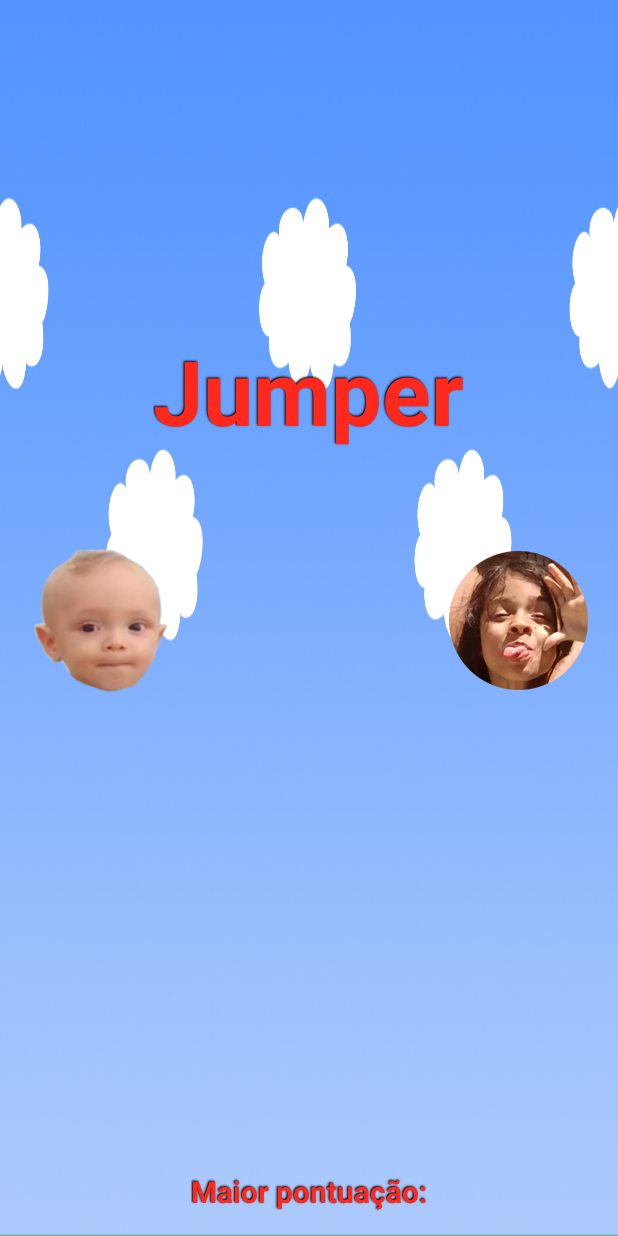
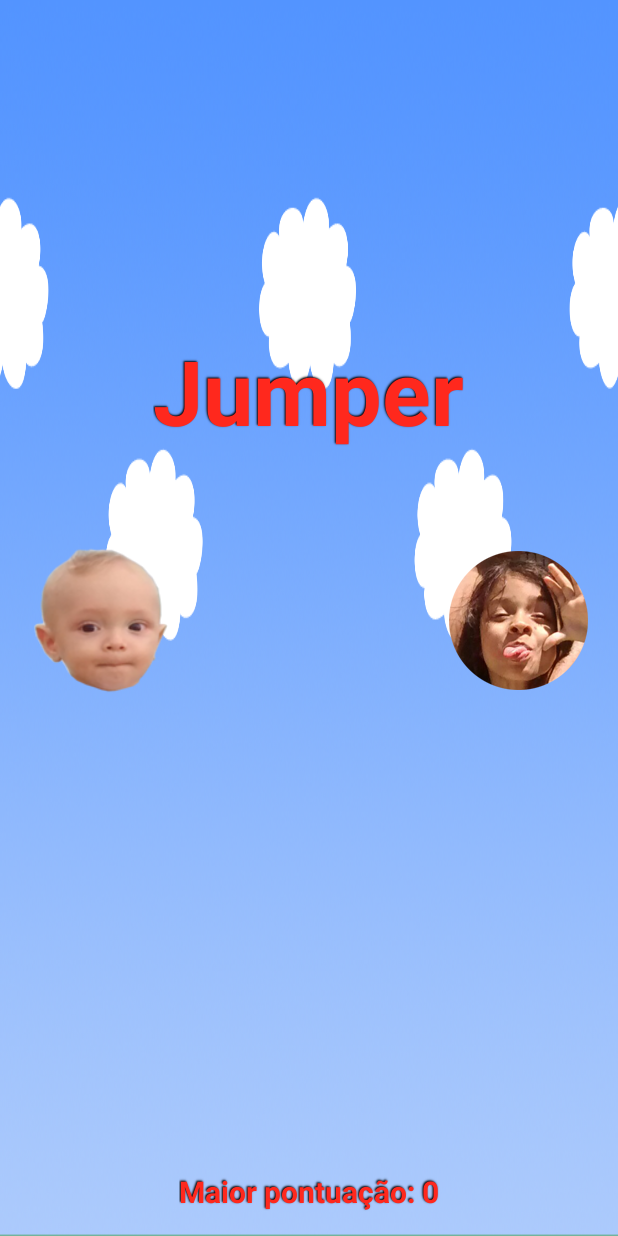
Before and after one commit to danielbaccin/jumper, an Android app: the screen it shows after launch (InitActivity), on a phone screen of 412 x 824 dp. Run offline under Robolectric (Android 15) with nearby library versions, the phone set to English and light mode, and no system bars.

Commit message:
ajuste pontuação

```diff
--- a/app/src/main/java/br/com/kenuiapps/jumper/dao/JumperDao.java
+++ b/app/src/main/java/br/com/kenuiapps/jumper/dao/JumperDao.java
@@ -92,8 +92,9 @@ public class JumperDao {
 
     public Pontuacao buscarMaiorPontuacao(){
         openConnection();
-        //Cursor cursor = db.raquery(Constantes.TABELA_PONTUACAO, new String[]{"nome", "data" ,"MAX(pontos)"} , null, null, null, null, null);
-        Cursor cursor  = db.query(Constantes.TABELA_PONTUACAO, new String [] {"MAX(pontos)"}, null, null, null, null, null);
+//        Cursor cursor = db.rawQuery("","");
+        //Cursor cursor  = db.query(Constantes.TABELA_PONTUACAO, new String [] {"MAX(pontos)"}, null, null, null, null, null);
+        Cursor cursor = db.rawQuery("SELECT nome, data, MAX(pontos) as pontos FROM pontuacao", null);
         if(cursor.moveToNext()){
             Pontuacao pontuacao = criarPontuacao(cursor);
             cursor.close();
@@ -107,7 +108,7 @@ public class JumperDao {
         Pontuacao pontuacao = new Pontuacao(
                 cursor.getString(cursor.getColumnIndex(Constantes.PONTUACAO_NOME)),
                 new Date(cursor.getLong(cursor.getColumnIndex(Constantes.PONTUACAO_DATA))),
-                cursor.getDouble(cursor.getColumnIndex(Constantes.PONTUACAO_PONTOS))
+                cursor.getInt(cursor.getColumnIndex(Constantes.PONTUACAO_PONTOS))
         );
         return pontuacao;
     }
--- a/app/src/main/java/br/com/kenuiapps/jumper/elements/Pontuacao.java
+++ b/app/src/main/java/br/com/kenuiapps/jumper/elements/Pontuacao.java
@@ -22,9 +22,10 @@ public class Pontuacao {
     public Pontuacao() {    }
 
 
-    public Pontuacao(String nome, Date data, double pontos) {
+    public Pontuacao(String nome, Date data, int pontos) {
         this.nome = nome;
         this.data = data;
+        this.pontos = pontos;
     }
 
     public void desenhaNo(Canvas canvas) {
--- a/app/src/main/java/br/com/kenuiapps/jumper/ui/activity/InitActivity.java
+++ b/app/src/main/java/br/com/kenuiapps/jumper/ui/activity/InitActivity.java
@@ -7,6 +7,7 @@ import android.os.Bundle;
 import android.view.View;
 import android.widget.FrameLayout;
 import android.widget.ImageView;
+import android.widget.TextView;
 
 import br.com.kenuiapps.jumper.R;
 import br.com.kenuiapps.jumper.dao.JumperDao;
@@ -18,6 +19,7 @@ public class InitActivity extends Activity {
     private ImageView imagemJoao;
     private ImageView imagemMariana;
     private JumperDao dao;
+    private TextView topScores;
 
     @Override
     protected void onCreate(Bundle savedInstanceState) {
@@ -38,9 +40,23 @@ public class InitActivity extends Activity {
                 iniciaGame(Constantes.MARIANA);
             }
         });
+        topScores = (TextView) findViewById(R.id.topscores);
+
+        buscaTopScore();
+
+
+    }
+
+    @Override
+    protected void onResume() {
+        super.onResume();
+       // buscaTopScore();
+    }
+
+    private void buscaTopScore() {
         this.dao = new JumperDao(this);
         Pontuacao pontuacao = dao.buscarMaiorPontuacao();
-
+        topScores.setText(topScores.getText() + " " + pontuacao.getPontos());
     }
 
     public void iniciaGame(String personagem){
```
